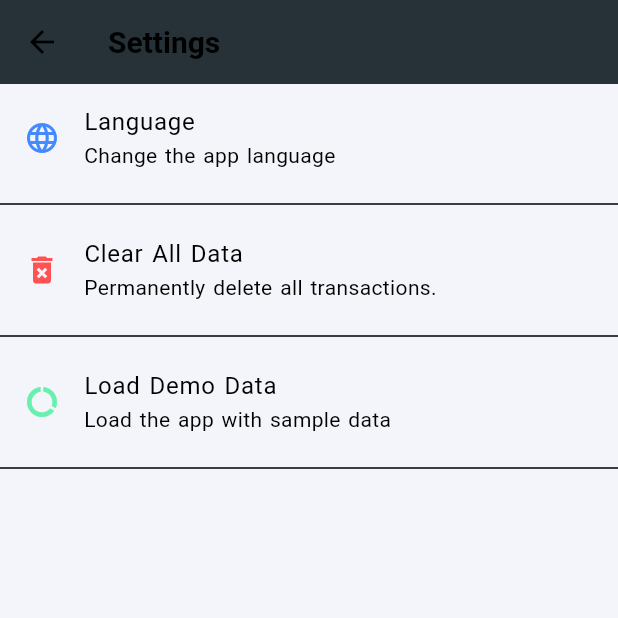
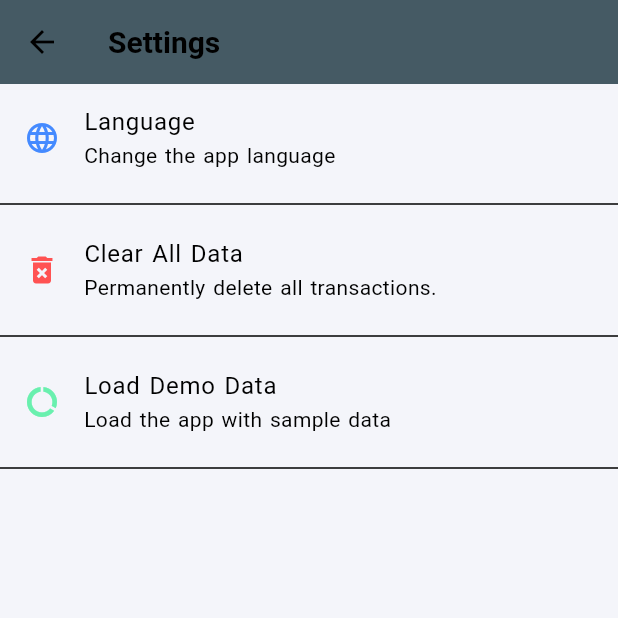
Before and after one commit to saqershahien/masareef, a Flutter app: the screen it shows after launch, after a tap on the "settings" icon, on a phone screen of 412 x 824 dp, the top half of it. Run offline on Flutter 3.47's test engine with Material 3 defaults, Android fonts, the phone set to English and light mode, and no system bars; our stand-ins replace fl_chart, google_fonts, shared_preferences, sqflite; accounts and stored records are empty.

Commit message:
add robot icon for future use

```diff
--- a/lib/main.dart
+++ b/lib/main.dart
@@ -155,8 +155,13 @@ class _HomePageState extends State<HomePage> {
 
   /// Handles the tap events on the BottomNavigationBar.
   void _onItemTapped(int index) {
-    if (index == 1) {
-      // Navigates to the StatsPage when the second item is tapped.
+    switch (index) {
+      case 0: // Home
+        setState(() {
+          _selectedIndex = index;
+        });
+        break;
+      case 1: // Stats
         Navigator.push(
           context,
           MaterialPageRoute(
@@ -165,11 +170,18 @@ class _HomePageState extends State<HomePage> {
             ),
           ),
         ).then((_) => _refreshTransactions());
-    } else {
-      // Updates the selected index for the home page.
-      setState(() {
-        _selectedIndex = index;
-      });
+        break;
+      case 2: // Robot
+        // Future use. Do nothing.
+        break;
+      case 3: // Settings
+        Navigator.push(
+          context,
+          MaterialPageRoute(
+            builder: (context) => const SettingsPage(),
+          ),
+        ).then((_) => _refreshTransactions());
+        break;
     }
   }
 
@@ -239,20 +251,7 @@ class _HomePageState extends State<HomePage> {
                     color: Theme.of(context).colorScheme.onSurface)),
           ],
         ),
-        actions: [
-          // An icon button to navigate to the SettingsPage.
-          IconButton(
-            icon: const Icon(Icons.settings),
-            onPressed: () {
-              Navigator.push(
-                context,
-                MaterialPageRoute(
-                  builder: (context) => const SettingsPage(),
-                ),
-              ).then((_) => _refreshTransactions());
-            },
-          ),
-        ],
+        actions: [],
       ),
       // The main content of the screen.
       body: _isLoading
@@ -314,14 +313,6 @@ class _HomePageState extends State<HomePage> {
               onPressed: () => _onItemTapped(0),
               tooltip: l10n.home,
             ),
-            FloatingActionButton.small(
-              backgroundColor: Colors.green,
-              onPressed: _navigateToAddTransaction,
-              tooltip: l10n.addNewTransaction,
-              elevation: 0,
-              highlightElevation: 0,
-              child: const Icon(Icons.add,color: Colors.black87,),
-            ),
             IconButton(
               icon: const Icon(Icons.bar_chart),
               color: _selectedIndex == 1
@@ -330,6 +321,30 @@ class _HomePageState extends State<HomePage> {
               onPressed: () => _onItemTapped(1),
               tooltip: l10n.stats,
             ),
+            FloatingActionButton.small(
+              backgroundColor: Colors.grey[300],
+              onPressed: _navigateToAddTransaction,
+              tooltip: l10n.addNewTransaction,
+              elevation: 0,
+              highlightElevation: 0,
+              child: const Icon(Icons.add,color: Colors.black87,),
+            ),
+            IconButton(
+              icon: const Icon(Icons.smart_toy_outlined),
+              color: _selectedIndex == 2
+                  ? Theme.of(context).colorScheme.primary
+                  : Theme.of(context).colorScheme.onSurface,
+              onPressed: () => _onItemTapped(2),
+              tooltip: 'Assistant',
+            ),
+            IconButton(
+              icon: const Icon(Icons.settings),
+              color: _selectedIndex == 3
+                  ? Theme.of(context).colorScheme.primary
+                  : Theme.of(context).colorScheme.onSurface,
+              onPressed: () => _onItemTapped(3),
+              tooltip: 'Settings',
+            ),
           ],
         ),
       ),
--- a/lib/settings_page.dart
+++ b/lib/settings_page.dart
@@ -153,7 +153,7 @@ class _SettingsPageState extends State<SettingsPage> {
     return Scaffold(
       appBar: AppBar(
         title: Text(l10n.settings),
-        backgroundColor: Colors.blueGrey[900],
+        backgroundColor: Colors.blueGrey[700],
         elevation: 0,
       ),
       body: ListView(
```
Lines whose indentation alone changed are shown as unchanged.
